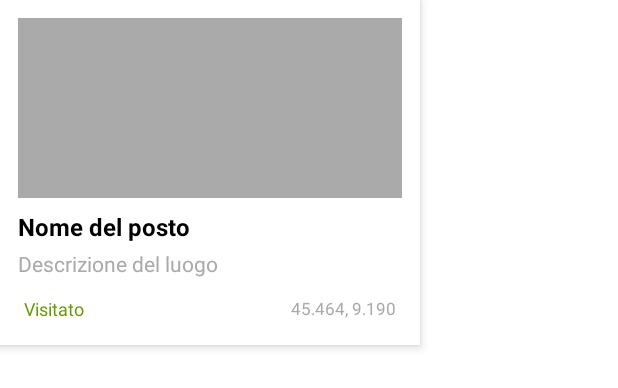
After one commit to Cristyl/PlaceWalQR, an Android app built with Jetpack Compose: the layout custom_info_window.xml on its own in the app's theme, with its tools: preview values and no code run, on a phone screen of 412 x 824 dp. The commit adds this screen. Shown: the top 388 px of the screen. Run offline under Robolectric (Android 15) with nearby library versions, the phone set to English and light mode, and no system bars; network calls fail.

Commit message:
Added info window on maps

```diff
--- a/app/src/main/java/com/example/placewalqr/VisitPlaceResponse.kt
+++ b/app/src/main/java/com/example/placewalqr/VisitPlaceResponse.kt
@@ -1,8 +1,11 @@
 package com.example.placewalqr
+
+import java.sql.Blob
 
 data class VisitPlaceResponse(
     val status: String,
     val name: String,
     val information: String,
+    val image: Blob,
     val seen: Boolean
 )
--- a/app/src/main/res/layout/activity_maps.xml
+++ b/app/src/main/res/layout/activity_maps.xml
@@ -14,7 +14,7 @@
         android:id="@+id/map"
         android:name="com.google.android.gms.maps.SupportMapFragment"
         android:layout_width="match_parent"
-        android:layout_height="0dp"
+        android:layout_height="611dp"
         android:layout_weight="1"
         tools:context=".MapsActivity" />
 
--- /dev/null
+++ b/app/src/main/res/layout/custom_info_window.xml
@@ -0,0 +1,77 @@
+<?xml version="1.0" encoding="utf-8"?>
+<LinearLayout xmlns:android="http://schemas.android.com/apk/res/android"
+    android:layout_width="280dp"
+    android:layout_height="wrap_content"
+    android:orientation="vertical"
+    android:padding="12dp"
+    android:background="@android:color/white"
+    android:elevation="4dp">
+
+    <!-- Immagine del posto -->
+    <ImageView
+        android:id="@+id/photo_marker"
+        android:layout_width="match_parent"
+        android:layout_height="120dp"
+        android:scaleType="centerCrop"
+        android:background="@android:color/darker_gray"
+        android:layout_marginBottom="8dp"
+        android:contentDescription="Foto del luogo" />
+
+    <!-- Titolo del posto -->
+    <TextView
+        android:id="@+id/title_marker"
+        android:layout_width="wrap_content"
+        android:layout_height="wrap_content"
+        android:text="Nome del posto"
+        android:textStyle="bold"
+        android:textSize="16sp"
+        android:textColor="@android:color/black"
+        android:layout_marginBottom="4dp"
+        android:maxLines="1"
+        android:ellipsize="end" />
+
+    <!-- Descrizione del posto -->
+    <TextView
+        android:id="@+id/description_marker"
+        android:layout_width="wrap_content"
+        android:layout_height="wrap_content"
+        android:text="Descrizione del luogo"
+        android:textSize="14sp"
+        android:textColor="@android:color/darker_gray"
+        android:layout_marginBottom="8dp"
+        android:maxLines="3"
+        android:ellipsize="end" />
+
+    <!-- Riga con informazioni aggiuntive (opzionale) -->
+    <LinearLayout
+        android:layout_width="match_parent"
+        android:layout_height="wrap_content"
+        android:orientation="horizontal"
+        android:gravity="center_vertical">
+
+        <!-- Status visitato/non visitato -->
+        <TextView
+            android:id="@+id/status_marker"
+            android:layout_width="wrap_content"
+            android:layout_height="wrap_content"
+            android:text="Visitato"
+            android:textSize="12sp"
+            android:textColor="@android:color/holo_green_dark"
+            android:background="@android:color/transparent"
+            android:padding="4dp" />
+
+        <!-- Coordinate (opzionale) -->
+        <TextView
+            android:id="@+id/coordinates_marker"
+            android:layout_width="0dp"
+            android:layout_height="wrap_content"
+            android:layout_weight="1"
+            android:text="45.464, 9.190"
+            android:textSize="11sp"
+            android:textColor="@android:color/darker_gray"
+            android:gravity="end"
+            android:padding="4dp" />
+
+    </LinearLayout>
+
+</LinearLayout>
--- a/app/src/main/res/values/strings.xml
+++ b/app/src/main/res/values/strings.xml
@@ -121,4 +121,6 @@
         "when a user tries to pick up one of cards.\n\n"
     </string>
 
+    <string name="fab_content_description">My location</string>
+
 </resources>
```
Also changed, not shown: app/src/main/java/com/example/placewalqr/MapsActivity.kt (+157 -38 lines), app/src/main/java/com/example/placewalqr/VisitedPlaceResponse.kt (+18 -1 lines).
